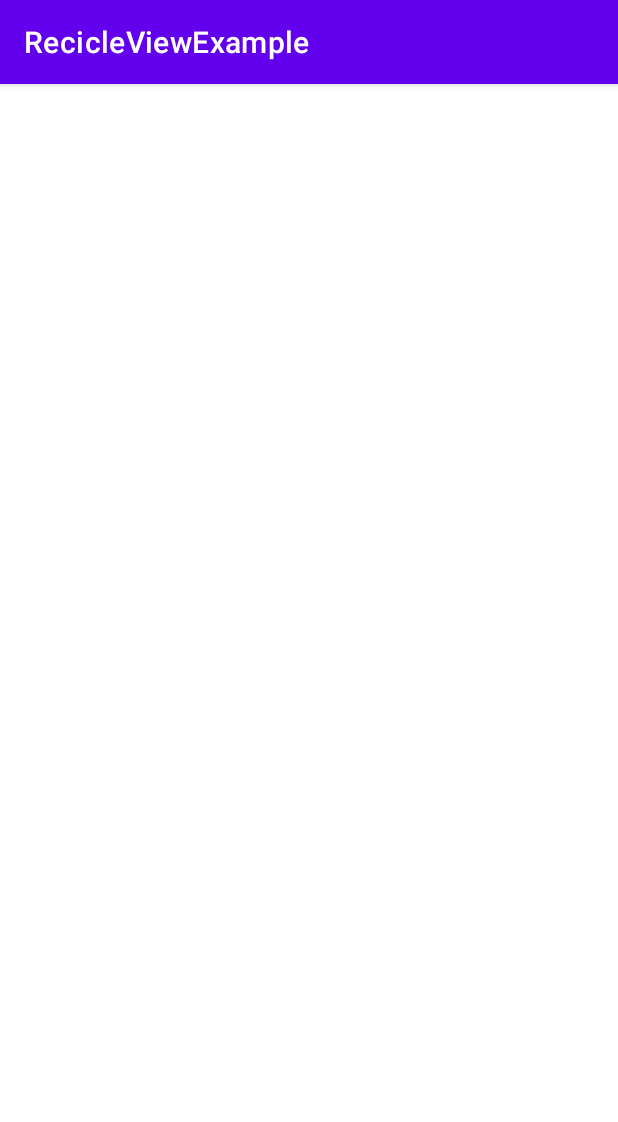
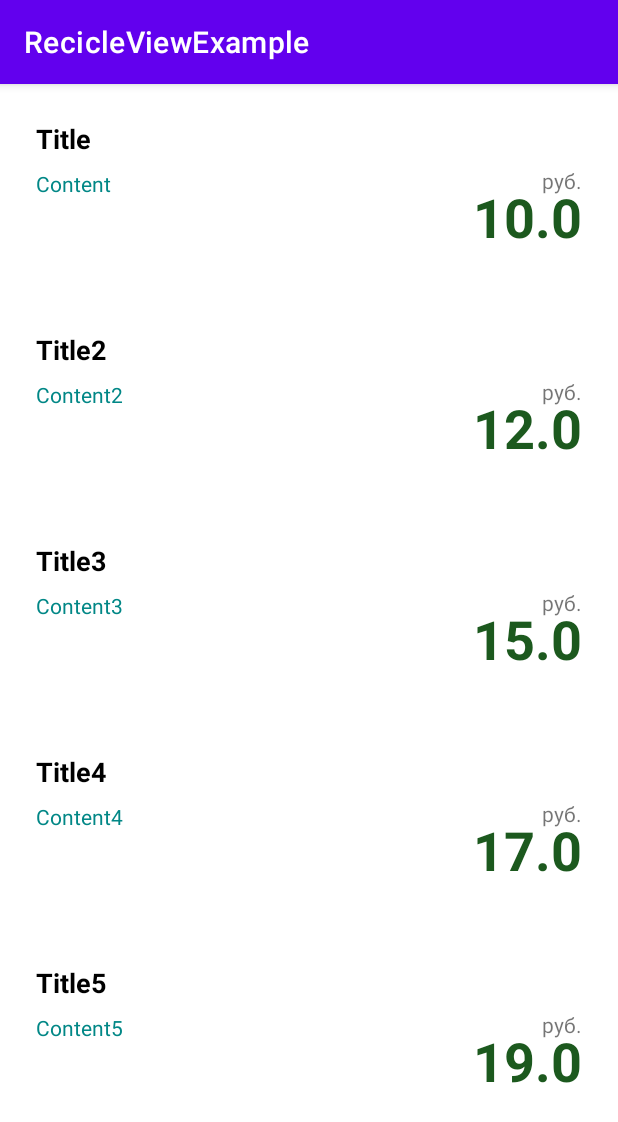
Before and after one commit to olkv/RecicleViewExample, an Android app: the screen it shows after launch (MainActivity), on a phone screen of 412 x 824 dp. Shown: the top 1122 px of the screen. Run offline under Robolectric (Android 15) with nearby library versions, the phone set to English and light mode, and no system bars.

Commit message:
Сборка 1

```diff
--- a/app/src/main/java/com/example/recicleviewexample/CCatalog.kt
+++ b/app/src/main/java/com/example/recicleviewexample/CCatalog.kt
@@ -1,6 +1,7 @@
 package com.example.recicleviewexample
 
-data class CCatalog(val title:String, val content:String, val price:Float)
-{
-
-}
+data class CCatalog (
+    var title:String,
+    var content:String,
+    var price:Float
+    )
--- /dev/null
+++ b/app/src/main/java/com/example/recicleviewexample/CCatalogAdapter.kt
@@ -0,0 +1,48 @@
+package com.example.recicleviewexample
+
+import android.content.Context
+import android.view.LayoutInflater
+import android.view.View
+import android.view.ViewGroup
+import android.widget.TextView
+import android.widget.Toast
+import androidx.recyclerview.widget.RecyclerView
+
+class CCatalogAdapter (catalogArray:ArrayList<CCatalog>, context:Context):
+    RecyclerView.Adapter<CCatalogAdapter.ViewHolder>() {
+
+    var t_catalogArray = catalogArray
+    var t_context = context
+
+    class ViewHolder(view:View):RecyclerView.ViewHolder(view) {
+
+        val txtTitle = view.findViewById<TextView>(R.id.txtTitle)
+        val txtContent = view.findViewById<TextView>(R.id.txtContent)
+        val txtPrice = view.findViewById<TextView>(R.id.txtPrice)
+
+        fun bind(catalogItem:CCatalog, context: Context) {
+            txtTitle.text = catalogItem.title
+            txtContent.text = catalogItem.content
+            txtPrice.text = catalogItem.price.toString()
+
+            itemView.setOnClickListener() {
+                Toast.makeText(context,"Pressed ${catalogItem.title}",Toast.LENGTH_SHORT).show()
+            }
+        }
+
+    }
+
+    override fun onCreateViewHolder(parent: ViewGroup, viewType: Int): ViewHolder {
+        val inflater = LayoutInflater.from(t_context)
+        return ViewHolder(inflater.inflate(R.layout.catalog_item,parent,false))
+    }
+
+    override fun onBindViewHolder(holder: ViewHolder, position: Int) {
+        var itemCatalog = t_catalogArray.get(position)
+        holder.bind(itemCatalog, t_context)
+    }
+
+    override fun getItemCount(): Int {
+        return t_catalogArray.size
+    }
+}
--- a/app/src/main/java/com/example/recicleviewexample/MainActivity.kt
+++ b/app/src/main/java/com/example/recicleviewexample/MainActivity.kt
@@ -2,10 +2,29 @@ package com.example.recicleviewexample
 
 import androidx.appcompat.app.AppCompatActivity
 import android.os.Bundle
+import androidx.recyclerview.widget.LinearLayoutManager
+import androidx.recyclerview.widget.RecyclerView
+
 
 class MainActivity : AppCompatActivity() {
     override fun onCreate(savedInstanceState: Bundle?) {
         super.onCreate(savedInstanceState)
         setContentView(R.layout.activity_main)
+
+        var rclViewMain:RecyclerView? = null
+        rclViewMain = findViewById(R.id.rclViewMain)
+
+        val arrayList = ArrayList<CCatalog>()
+
+        arrayList.add(CCatalog("Title","Content",10.toFloat()))
+        arrayList.add(CCatalog("Title2","Content2",12.toFloat()))
+        arrayList.add(CCatalog("Title3","Content3",15.toFloat()))
+        arrayList.add(CCatalog("Title4","Content4",17.toFloat()))
+        arrayList.add(CCatalog("Title5","Content5",19.toFloat()))
+
+        rclViewMain.hasFixedSize()
+        rclViewMain.layoutManager = LinearLayoutManager(this)
+        rclViewMain.adapter =CCatalogAdapter(arrayList,this)
+
     }
 }
--- a/app/src/main/res/layout/activity_main.xml
+++ b/app/src/main/res/layout/activity_main.xml
@@ -7,7 +7,7 @@
     tools:context=".MainActivity">
 
     <androidx.recyclerview.widget.RecyclerView
-        android:id="@+id/rclView"
+        android:id="@+id/rclViewMain"
         android:layout_width="match_parent"
         android:layout_height="match_parent"
         android:layout_marginStart="16dp"
@@ -18,4 +18,5 @@
         app:layout_constraintEnd_toEndOf="parent"
         app:layout_constraintStart_toStartOf="parent"
         app:layout_constraintTop_toTopOf="parent" />
+
 </androidx.constraintlayout.widget.ConstraintLayout>
```
